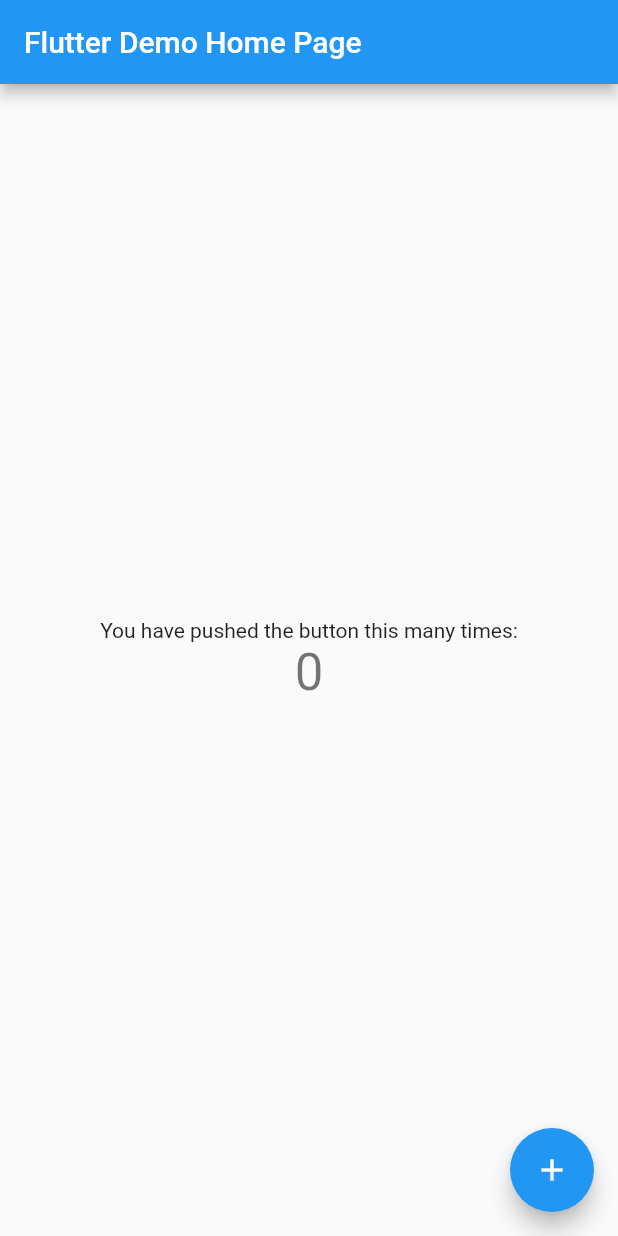
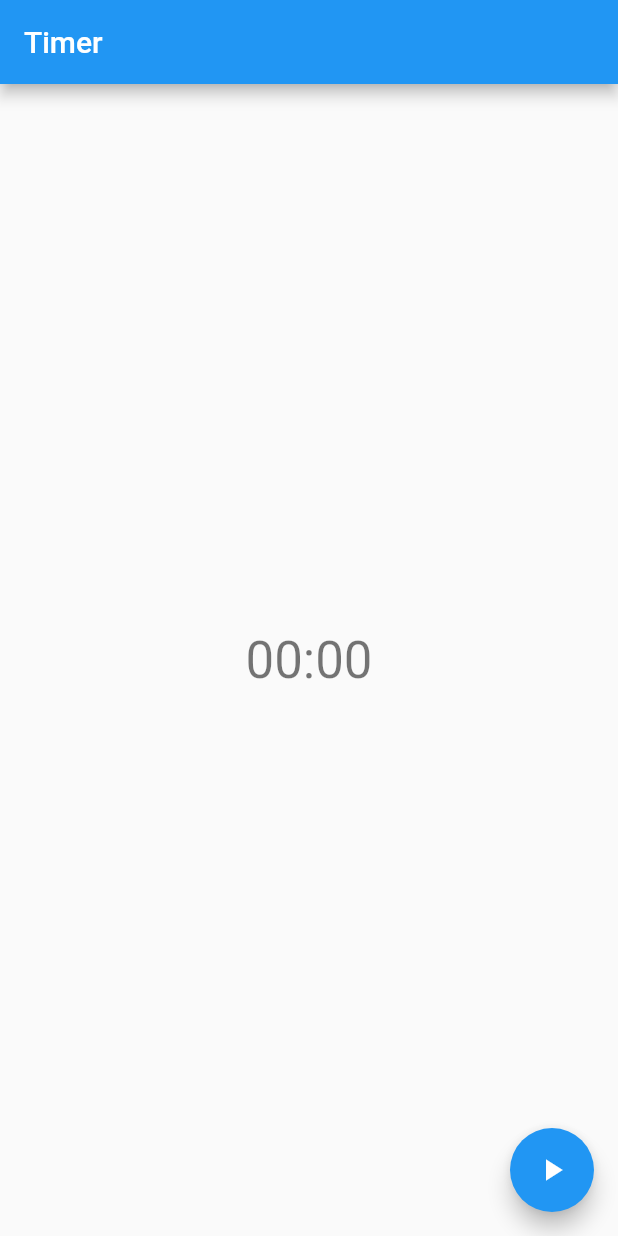
Before and after one commit to SocratesDz/timer-app-proto, a Flutter app: the screen it shows after launch, on a phone screen of 412 x 824 dp. Run offline on Flutter 3.47's test engine with Material 2 defaults, Android fonts, the phone set to English and light mode, and no system bars.

Commit message:
* Added intl as dependency. * Using Timer and Stopwatch classes. * Fixed the gradle version in android code.

```diff
--- a/lib/main.dart
+++ b/lib/main.dart
@@ -1,40 +1,24 @@
+import 'dart:async';
+import 'package:intl/intl.dart';
 import 'package:flutter/material.dart';
 
 void main() => runApp(new MyApp());
 
 class MyApp extends StatelessWidget {
-  // This widget is the root of your application.
   @override
   Widget build(BuildContext context) {
     return new MaterialApp(
       title: 'Flutter Demo',
       theme: new ThemeData(
-        // This is the theme of your application.
-        //
-        // Try running your application with "flutter run". You'll see the
-        // application has a blue toolbar. Then, without quitting the app, try
-        // changing the primarySwatch below to Colors.green and then invoke
-        // "hot reload" (press "r" in the console where you ran "flutter run",
-        // or press Run > Flutter Hot Reload in IntelliJ). Notice that the
-        // counter didn't reset back to zero; the application is not restarted.
         primarySwatch: Colors.blue,
       ),
-      home: new MyHomePage(title: 'Flutter Demo Home Page'),
+      home: new MyHomePage(title: 'Timer'),
     );
   }
 }
 
 class MyHomePage extends StatefulWidget {
   MyHomePage({Key key, this.title}) : super(key: key);
-
-  // This widget is the home page of your application. It is stateful, meaning
-  // that it has a State object (defined below) that contains fields that affect
-  // how it looks.
-
-  // This class is the configuration for the state. It holds the values (in this
-  // case the title) provided by the parent (in this case the App widget) and
-  // used by the build method of the State. Fields in a Widget subclass are
-  // always marked "final".
 
   final String title;
 
@@ -43,66 +27,61 @@ class MyHomePage extends StatefulWidget {
 }
 
 class _MyHomePageState extends State<MyHomePage> {
-  int _counter = 0;
+  Stopwatch _stopwatch;
+  Timer _timer;
+  int _seconds = 0;
+  int _minutes = 0;
 
-  void _incrementCounter() {
+  @override
+  void initState() {
+    super.initState();
+    _stopwatch = Stopwatch();
+  }
+
+  void _startTimer() {
     setState(() {
-      // This call to setState tells the Flutter framework that something has
-      // changed in this State, which causes it to rerun the build method below
-      // so that the display can reflect the updated values. If we changed
-      // _counter without calling setState(), then the build method would not be
-      // called again, and so nothing would appear to happen.
-      _counter++;
+      _stopwatch.start();
+      _timer = Timer.periodic(Duration(seconds: 1), (_) => _updateTimer());
     });
   }
 
+  void _stopTimer() {
+    setState(() {
+      _stopwatch.stop();
+      _stopwatch.reset();
+      _timer?.cancel();
+    });
+  }
+
+  void _updateTimer() {
+    setState(() {
+      _seconds = _stopwatch.elapsed.inSeconds % 60;
+      _minutes = _stopwatch.elapsed.inMinutes;
+    });
+  }
   @override
   Widget build(BuildContext context) {
-    // This method is rerun every time setState is called, for instance as done
-    // by the _incrementCounter method above.
-    //
-    // The Flutter framework has been optimized to make rerunning build methods
-    // fast, so that you can just rebuild anything that needs updating rather
-    // than having to individually change instances of widgets.
+    final formatSeconds = NumberFormat("00");
+    final formatMinutes = NumberFormat("#00");
     return new Scaffold(
       appBar: new AppBar(
-        // Here we take the value from the MyHomePage object that was created by
-        // the App.build method, and use it to set our appbar title.
         title: new Text(widget.title),
       ),
       body: new Center(
-        // Center is a layout widget. It takes a single child and positions it
-        // in the middle of the parent.
         child: new Column(
-          // Column is also layout widget. It takes a list of children and
-          // arranges them vertically. By default, it sizes itself to fit its
-          // children horizontally, and tries to be as tall as its parent.
-          //
-          // Invoke "debug paint" (press "p" in the console where you ran
-          // "flutter run", or select "Toggle Debug Paint" from the Flutter tool
-          // window in IntelliJ) to see the wireframe for each widget.
-          //
-          // Column has various properties to control how it sizes itself and
-          // how it positions its children. Here we use mainAxisAlignment to
-          // center the children vertically; the main axis here is the vertical
-          // axis because Columns are vertical (the cross axis would be
-          // horizontal).
           mainAxisAlignment: MainAxisAlignment.center,
           children: <Widget>[
             new Text(
-              'You have pushed the button this many times:',
-            ),
-            new Text(
-              '$_counter',
+              '${formatMinutes.format(_minutes)}:${formatSeconds.format(_seconds)}',
               style: Theme.of(context).textTheme.display1,
             ),
           ],
         ),
       ),
       floatingActionButton: new FloatingActionButton(
-        onPressed: _incrementCounter,
+        onPressed: _stopwatch.isRunning ? _stopTimer : _startTimer,
         tooltip: 'Increment',
-        child: new Icon(Icons.add),
+        child: new Icon(_stopwatch.isRunning ? Icons.stop : Icons.play_arrow),
       ), // This trailing comma makes auto-formatting nicer for build methods.
     );
   }
--- a/pubspec.yaml
+++ b/pubspec.yaml
@@ -19,6 +19,7 @@ dependencies:
   # The following adds the Cupertino Icons font to your application.
   # Use with the CupertinoIcons class for iOS style icons.
   cupertino_icons: ^0.1.2
+  intl: ^0.15.7
 
 dev_dependencies:
   flutter_test:
```
Also changed, not shown: 2 other files.
